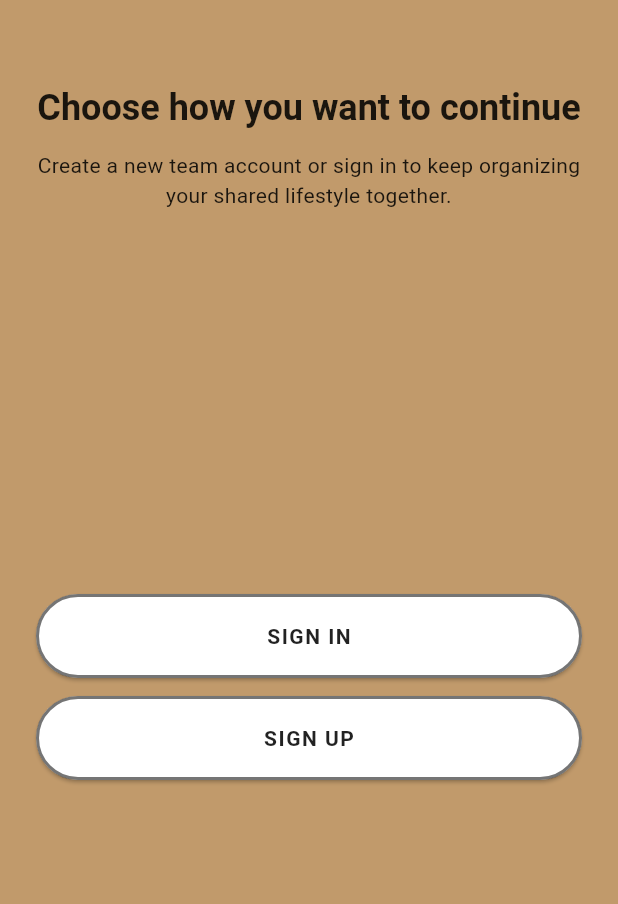
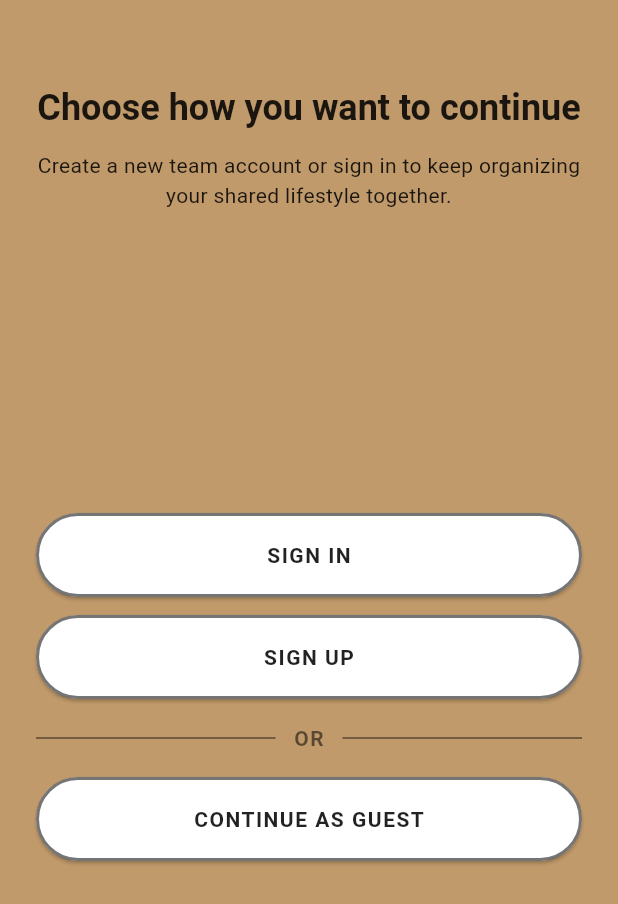
Before and after one commit to MustafaElayyan/Roommater, a Flutter app: the AuthChoiceScreen screen opened by its route, on a phone screen of 412 x 824 dp. Shown: the top 904 px of the screen. Run offline on Flutter 3.47's test engine with Material 3 defaults, Android fonts, the phone set to English and light mode, and no system bars; our stand-ins replace cloud_firestore, firebase_auth, firebase_core, firebase_storage, flutter_riverpod, go_router; accounts and stored records are empty.

Commit message:
feat(auth): add guest mode button and provider with widget test coverage
Co-authored-by: 5maaaaaaaaaaaa7 <64691607+5maaaaaaaaaaaa7@users.noreply.github.com>
Agent-Logs-Url: https://github.com/MustafaElayyan/Roommater/sessions/6f5725da-daaa-4c55-9f2e-fef0ae7b70d3

```diff
--- /dev/null
+++ b/lib/features/auth/presentation/controllers/guest_provider.dart
@@ -0,0 +1,8 @@
+import 'package:flutter_riverpod/flutter_riverpod.dart';
+
+/// Tracks whether the current session is a guest (unauthenticated) session.
+///
+/// Defaults to `false`. Set to `true` when the user taps "Continue as Guest"
+/// on the [AuthChoiceScreen]. Other features can watch this provider to
+/// conditionally disable write-operations that require authentication.
+final isGuestProvider = StateProvider<bool>((ref) => false);
--- a/lib/features/auth/presentation/screens/auth_choice_screen.dart
+++ b/lib/features/auth/presentation/screens/auth_choice_screen.dart
@@ -1,10 +1,12 @@
 import 'package:flutter/material.dart';
+import 'package:flutter_riverpod/flutter_riverpod.dart';
 import 'package:go_router/go_router.dart';
 
 import '../../../../app/router/app_routes.dart';
+import '../controllers/guest_provider.dart';
 
-/// Screen that lets users explicitly choose sign-up or sign-in.
-class AuthChoiceScreen extends StatelessWidget {
+/// Screen that lets users explicitly choose sign-up, sign-in, or guest mode.
+class AuthChoiceScreen extends ConsumerWidget {
   const AuthChoiceScreen({super.key});
 
   static const Color _camelBackground = Color(0xFFC19A6B);
@@ -36,8 +38,35 @@ class AuthChoiceScreen extends StatelessWidget {
     );
   }
 
+  Widget _buildOrDivider() {
+    return Padding(
+      padding: const EdgeInsets.symmetric(vertical: 16),
+      child: Row(
+        children: [
+          const Expanded(
+            child: Divider(color: Colors.black54, thickness: 1),
+          ),
+          Padding(
+            padding: const EdgeInsets.symmetric(horizontal: 12),
+            child: Text(
+              'OR',
+              style: const TextStyle(
+                color: Colors.black54,
+                fontWeight: FontWeight.w600,
+                letterSpacing: 1,
+              ),
+            ),
+          ),
+          const Expanded(
+            child: Divider(color: Colors.black54, thickness: 1),
+          ),
+        ],
+      ),
+    );
+  }
+
   @override
-  Widget build(BuildContext context) {
+  Widget build(BuildContext context, WidgetRef ref) {
     return Scaffold(
       backgroundColor: _camelBackground,
       body: SafeArea(
@@ -80,6 +109,14 @@ class AuthChoiceScreen extends StatelessWidget {
                           label: 'SIGN UP',
                           onPressed: () => context.push(AppRoutes.register),
                         ),
+                        _buildOrDivider(),
+                        _buildActionButton(
+                          label: 'CONTINUE AS GUEST',
+                          onPressed: () {
+                            ref.read(isGuestProvider.notifier).state = true;
+                            context.go(AppRoutes.home);
+                          },
+                        ),
                       ],
                     ),
                   ),
```
Also changed, not shown: 1 other file.
